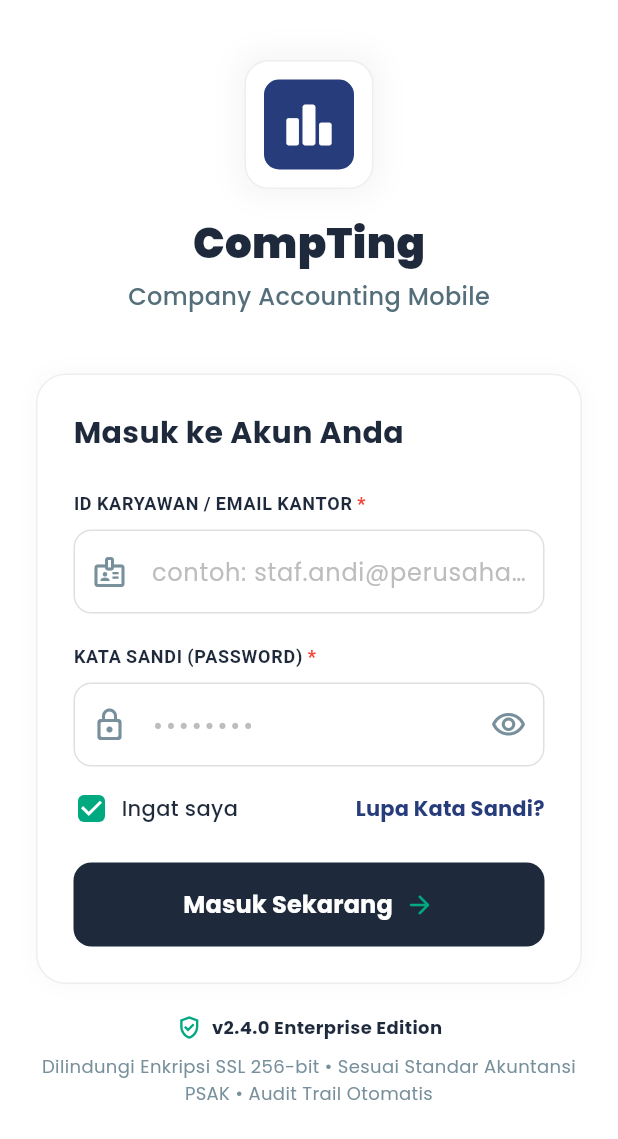
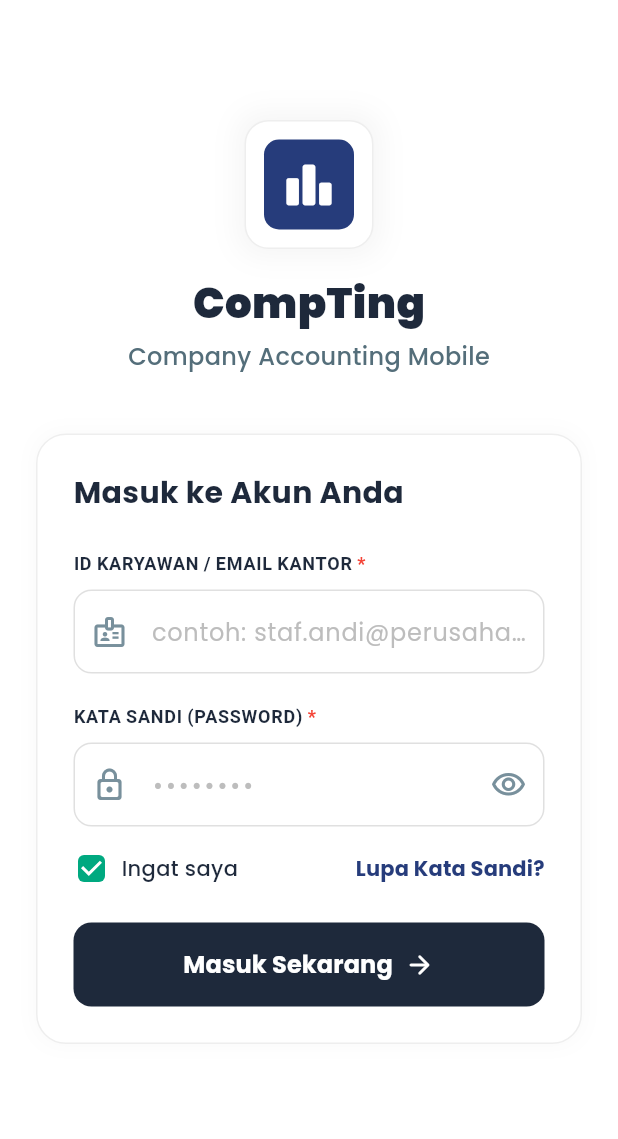
Before and after one commit to ezkenn/CompTing, a Flutter app: the screen it shows after launch, on a phone screen of 412 x 824 dp. Shown: the top 1139 px of the screen. Run offline on Flutter 3.47's test engine with Material 3 defaults, Android fonts, the phone set to English and light mode, and no system bars; our stand-ins replace google_fonts.

Commit message:
style(ui): update button arrow color and hide footer and
- Changed the button arrow color from green to white
- Commented footer (biar lebih clean layoutnya)

```diff
--- a/lib/pages/login_page.dart
+++ b/lib/pages/login_page.dart
@@ -45,7 +45,7 @@ class _LoginScreenState extends State<LoginScreen> {
           child: Column(
             crossAxisAlignment: CrossAxisAlignment.center,
             children: [
-              const SizedBox(height: 20),
+              const SizedBox(height: 60),
               // --- LOGO HEADER ---
               Container(
                 padding: const EdgeInsets.all(12),
@@ -275,7 +275,13 @@ class _LoginScreenState extends State<LoginScreen> {
                           SizedBox(width: 8),
                           Icon(
                             Icons.arrow_forward_rounded,
-                            color: Color(0xFF00A980), // Panah hijau
+                            // color: Color(0xFF00A980), // Panah hijau
+                            color: Color.fromARGB(
+                              255,
+                              255,
+                              255,
+                              255,
+                            ), // Panah hijau
                             size: 20,
                           ),
                         ],
@@ -287,39 +293,39 @@ class _LoginScreenState extends State<LoginScreen> {
               const SizedBox(height: 20),
 
               // --- FOOTER ---
-              Column(
-                children: [
-                  const Row(
-                    mainAxisAlignment: MainAxisAlignment.center,
-                    children: [
-                      Icon(
-                        Icons.gpp_good_outlined, // Ikon shield centang
-                        color: Color(0xFF00A980),
-                        size: 18,
-                      ),
-                      SizedBox(width: 6),
-                      Text(
-                        'v2.4.0 Enterprise Edition',
-                        style: TextStyle(
-                          fontWeight: FontWeight.bold,
-                          fontSize: 12,
-                          color: Color(0xFF1E293B),
-                        ),
-                      ),
-                    ],
-                  ),
-                  const SizedBox(height: 8),
-                  Text(
-                    'Dilindungi Enkripsi SSL 256-bit • Sesuai Standar Akuntansi\nPSAK • Audit Trail Otomatis',
-                    textAlign: TextAlign.center,
-                    style: TextStyle(
-                      color: Colors.blueGrey.shade400,
-                      fontSize: 12,
-                      height: 1.5,
-                    ),
-                  ),
-                ],
-              ),
+              // Column(
+              //   children: [
+              //     const Row(
+              //       mainAxisAlignment: MainAxisAlignment.center,
+              //       children: [
+              //         Icon(
+              //           Icons.gpp_good_outlined, // Ikon shield centang
+              //           color: Color(0xFF00A980),
+              //           size: 18,
+              //         ),
+              //         SizedBox(width: 6),
+              //         Text(
+              //           'v2.4.0 Enterprise Edition',
+              //           style: TextStyle(
+              //             fontWeight: FontWeight.bold,
+              //             fontSize: 12,
+              //             color: Color(0xFF1E293B),
+              //           ),
+              //         ),
+              //       ],
+              //     ),
+              //     const SizedBox(height: 8),
+              //     Text(
+              //       'Dilindungi Enkripsi SSL 256-bit • Sesuai Standar Akuntansi\nPSAK • Audit Trail Otomatis',
+              //       textAlign: TextAlign.center,
+              //       style: TextStyle(
+              //         color: Colors.blueGrey.shade400,
+              //         fontSize: 12,
+              //         height: 1.5,
+              //       ),
+              //     ),
+              //   ],
+              // ),
               const SizedBox(height: 20),
             ],
           ),
```
